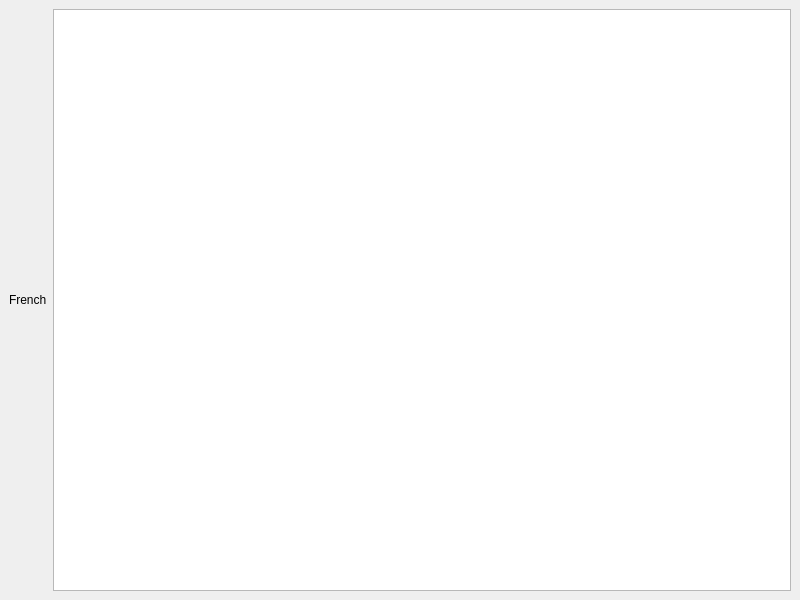
Before: the Qt Designer form src/plugins/writewindow/plmwindow.ui in jacquetc/skribisto, drawn with Qt 5.
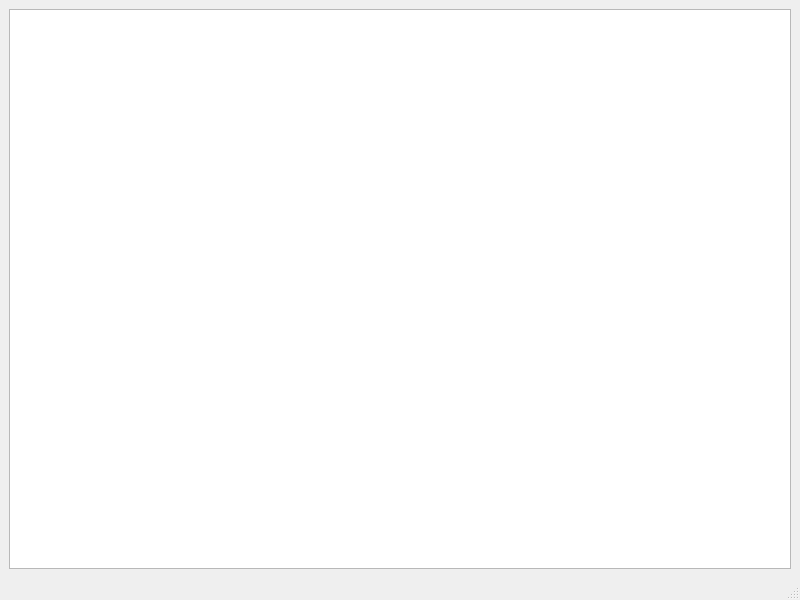
After: the same form once the commit is applied.

Commit message: fix save expand state in shhet tree ; add status button to show/hide left side bar

```diff
--- a/src/plugins/writewindow/plmwindow.ui
+++ b/src/plugins/writewindow/plmwindow.ui
@@ -15,16 +15,6 @@
   </property>
   <widget class="QWidget" name="centralwidget">
    <layout class="QHBoxLayout" name="horizontalLayout">
-    <item>
-     <widget class="QLabel" name="label">
-      <property name="locale">
-       <locale language="English" country="UnitedStates"/>
-      </property>
-      <property name="text">
-       <string>French</string>
-      </property>
-     </widget>
-    </item>
     <item>
      <layout class="QVBoxLayout" name="verticalLayout">
       <item>
@@ -34,6 +24,7 @@
     </item>
    </layout>
   </widget>
+  <widget class="QStatusBar" name="statusBar"/>
  </widget>
  <resources/>
  <connections/>
```
The commit also changes 9 other files.
